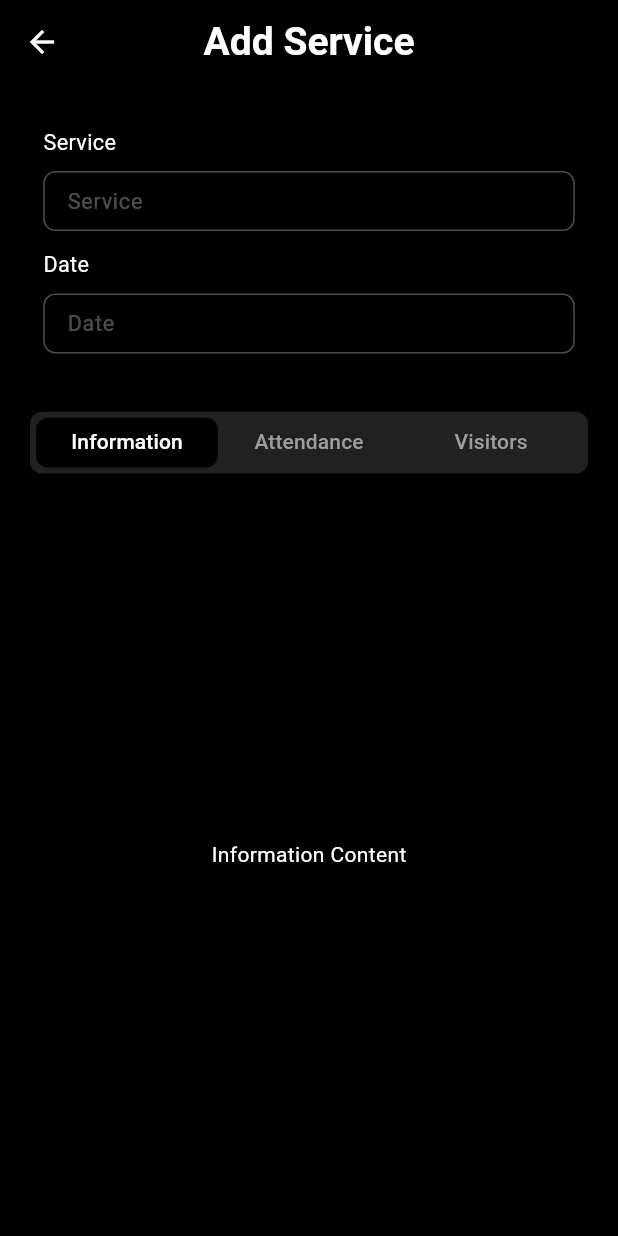
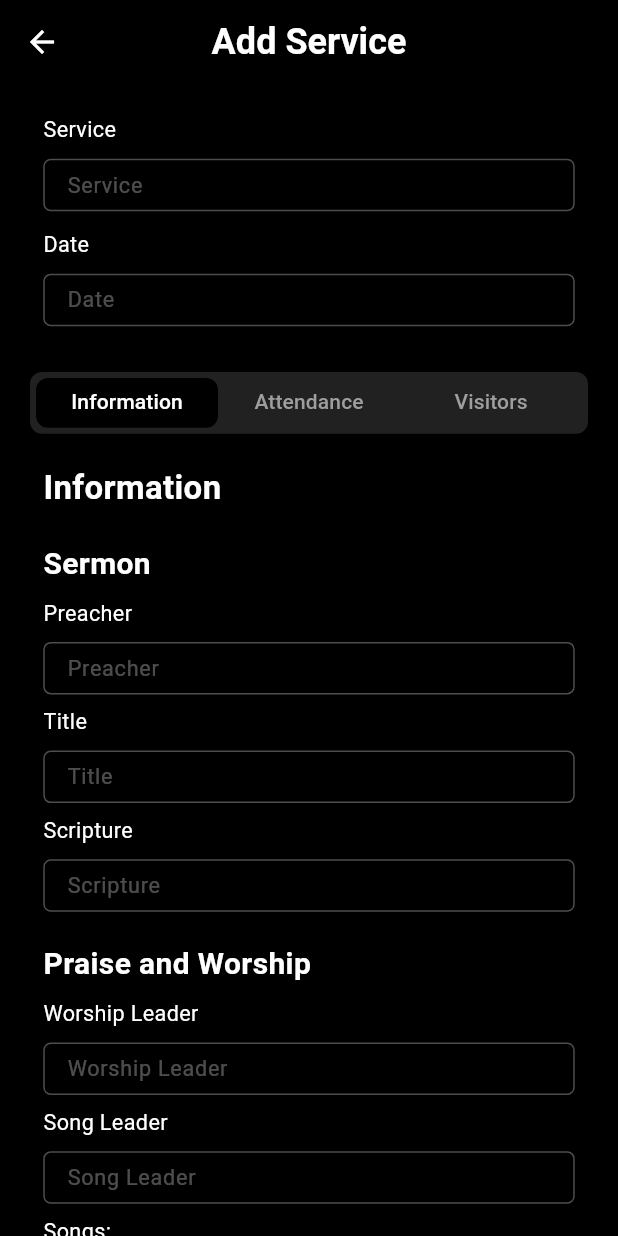
Before and after one commit to drxerxes1/attendance, a Flutter app: the ServiceScreen screen opened directly, on a phone screen of 412 x 824 dp. Run offline on Flutter 3.47's test engine with Material 3 defaults, Android fonts, the light colour scheme and no system bars; our stand-ins replace cloud_firestore, firebase_core, get, hive; accounts and stored records are empty; statements that could not run were skipped.

Commit message:
Add Information UI

```diff
--- a/lib/helper/widgets/custom_app_bar.dart
+++ b/lib/helper/widgets/custom_app_bar.dart
@@ -17,7 +17,7 @@ class CustomAppBar extends StatelessWidget implements PreferredSizeWidget {
     return AppBar(
       title: Text(
         title,
-        style: const TextStyle(fontWeight: FontWeight.bold, fontSize: 26),
+        style: const TextStyle(fontWeight: FontWeight.bold, fontSize: 24),
       ),
       centerTitle: centerTitle,
       actions: actions,
--- a/lib/helper/widgets/custom_text_field.dart
+++ b/lib/helper/widgets/custom_text_field.dart
@@ -33,7 +33,7 @@ class CustomTextField extends StatelessWidget {
         ),
         SizedBox(height: size.width * 0.02),
         SizedBox(
-          height: 40,
+          height: 35,
           child: TextField(
             enabled: isEnabled,
             controller: controller,
@@ -46,19 +46,19 @@ class CustomTextField extends StatelessWidget {
               hintStyle: TextStyle(
                   color: Colors.white30, fontSize: size.width * 0.035),
               disabledBorder: OutlineInputBorder(
-                borderRadius: BorderRadius.circular(8),
+                borderRadius: BorderRadius.circular(5),
                 borderSide: const BorderSide(color: Colors.white30, width: 1.0),
               ),
               enabledBorder: OutlineInputBorder(
-                borderRadius: BorderRadius.circular(8),
+                borderRadius: BorderRadius.circular(5),
                 borderSide: const BorderSide(color: Colors.white30, width: 1.0),
               ),
               focusedBorder: OutlineInputBorder(
-                borderRadius: BorderRadius.circular(8),
+                borderRadius: BorderRadius.circular(5),
                 borderSide: const BorderSide(color: primaryColor, width: 1.0),
               ),
               contentPadding:
-                  const EdgeInsets.symmetric(vertical: 8, horizontal: 12),
+                  const EdgeInsets.symmetric(vertical: 5, horizontal: 12),
             ),
           ),
         ),
--- /dev/null
+++ b/lib/screen/features/add/add_information.dart
@@ -0,0 +1,187 @@
+import 'package:attendance/helper/global.dart';
+import 'package:attendance/helper/widgets/custom_text_field.dart';
+import 'package:flutter/material.dart';
+
+class AddInformation extends StatefulWidget {
+  const AddInformation({super.key});
+
+  @override
+  State<AddInformation> createState() => _AddInformationState();
+}
+
+class _AddInformationState extends State<AddInformation> {
+  final TextEditingController preacherController = TextEditingController();
+  final TextEditingController titleController = TextEditingController();
+  final TextEditingController scriptureController = TextEditingController();
+  final TextEditingController worshipLeaderController = TextEditingController();
+  final TextEditingController songLeaderController = TextEditingController();
+
+  final TextEditingController songController = TextEditingController();
+  final List<String> songs = [];
+
+  void _addSong() {
+    final text = songController.text.trim();
+    if (text.isNotEmpty) {
+      setState(() {
+        songs.add(text);
+        songController.clear();
+      });
+    }
+  }
+
+  void _removeSong(int index) {
+    setState(() {
+      songs.removeAt(index);
+    });
+  }
+
+  @override
+  Widget build(BuildContext context) {
+    return SingleChildScrollView(
+      padding: EdgeInsets.symmetric(horizontal: mq.width * 0.07),
+      child: Column(
+        crossAxisAlignment: CrossAxisAlignment.start,
+        children: [
+          SizedBox(height: mq.width * 0.05),
+          const Text('Information',
+              style: TextStyle(fontSize: 22, fontWeight: FontWeight.bold)),
+
+          // Sermon Section
+          SizedBox(height: mq.width * 0.05),
+          const Text('Sermon',
+              style: TextStyle(fontSize: 20, fontWeight: FontWeight.bold)),
+          SizedBox(height: mq.width * 0.02),
+          CustomTextField(
+            controller: preacherController,
+            hintText: 'Preacher',
+            label: 'Preacher',
+          ),
+          SizedBox(height: mq.width * 0.02),
+          CustomTextField(
+            controller: titleController,
+            hintText: 'Title',
+            label: 'Title',
+          ),
+          SizedBox(height: mq.width * 0.02),
+          CustomTextField(
+            controller: scriptureController,
+            hintText: 'Scripture',
+            label: 'Scripture',
+          ),
+          SizedBox(height: mq.width * 0.05),
+
+          // Praise and Worship Section
+          const Text('Praise and Worship',
+              style: TextStyle(fontSize: 20, fontWeight: FontWeight.bold)),
+          SizedBox(height: mq.width * 0.02),
+          CustomTextField(
+            controller: worshipLeaderController,
+            hintText: 'Worship Leader',
+            label: 'Worship Leader',
+          ),
+          SizedBox(height: mq.width * 0.02),
+          CustomTextField(
+            controller: songLeaderController,
+            hintText: 'Song Leader',
+            label: 'Song Leader',
+          ),
+          SizedBox(height: mq.width * 0.02),
+          Text('Songs: ', style: TextStyle(fontSize: mq.width * 0.035)),
+          SizedBox(height: mq.width * 0.02),
+
+          // List of songs
+          ...songs.asMap().entries.map((entry) {
+            int index = entry.key;
+            String song = entry.value;
+            return Container(
+              height: mq.width * 0.1,
+              margin: const EdgeInsets.only(bottom: 8),
+              padding: const EdgeInsets.symmetric(horizontal: 12),
+              decoration: BoxDecoration(
+                border: Border.all(color: Colors.grey.shade800),
+                borderRadius: BorderRadius.circular(5),
+              ),
+              child: Row(
+                children: [
+                  Expanded(
+                    child: Text(song,
+                        style: TextStyle(
+                            fontSize: mq.width * 0.035, color: Colors.white)),
+                  ),
+                  IconButton(
+                    icon: const Icon(
+                      Icons.delete,
+                      color: Colors.red,
+                      size: 20,
+                    ),
+                    onPressed: () => _removeSong(index),
+                  ),
+                ],
+              ),
+            );
+          }),
+
+          // TextField to add a new song
+          Container(
+            height: mq.width * 0.1,
+            margin: const EdgeInsets.only(bottom: 8),
+            padding: const EdgeInsets.symmetric(horizontal: 12),
+            decoration: BoxDecoration(
+              border: Border.all(color: Colors.grey.shade800),
+              borderRadius: BorderRadius.circular(5),
+            ),
+            child: Row(
+              children: [
+                Expanded(
+                  child: TextField(
+                    controller: songController,
+                    decoration: InputDecoration(
+                      hintText: 'Song Title Here',
+                      hintStyle: TextStyle(
+                          color: Colors.white30, fontSize: mq.width * 0.035),
+                      border: InputBorder.none,
+                      contentPadding:
+                          const EdgeInsets.symmetric(vertical: 12.5),
+                    ),
+                    style: TextStyle(
+                        color: Colors.white, fontSize: mq.width * 0.035),
+                  ),
+                ),
+                IconButton(
+                  icon: const Icon(
+                    Icons.delete,
+                    color: Colors.red,
+                    size: 20,
+                  ),
+                  onPressed: () => songController.clear(),
+                ),
+              ],
+            ),
+          ),
+
+          // Add Song Button
+          GestureDetector(
+            onTap: _addSong,
+            child: Container(
+              height: mq.width * 0.1,
+              decoration: BoxDecoration(
+                border: Border.all(color: Colors.grey.shade800),
+                borderRadius: BorderRadius.circular(5),
+              ),
+              width: double.infinity,
+              child: Center(
+                child: Text(
+                  '+ Add Song',
+                  style: TextStyle(
+                      fontSize: mq.width * 0.035, color: Colors.white),
+                ),
+              ),
+            ),
+          ),
+
+          SizedBox(height: mq.height * 0.05),
+        ],
+      ),
+    );
+  }
+}
--- a/lib/screen/features/add/information.dart
+++ /dev/null
@@ -1,10 +0,0 @@
-import 'package:flutter/material.dart';
-
-class AddInformation extends StatelessWidget {
-  const AddInformation({super.key});
-
-  @override
-  Widget build(BuildContext context) {
-    return const Center(child: Text("Information Content"));
-  }
-}
--- a/lib/screen/home_screen.dart
+++ b/lib/screen/home_screen.dart
@@ -6,7 +6,7 @@ import 'package:flutter/material.dart';
 import 'package:flutter/services.dart';
 import 'package:get/get.dart';
 
-import 'service_screen/service.dart';
+import 'service_screen.dart';
 
 class HomeScreen extends StatefulWidget {
   const HomeScreen({super.key});
--- a/lib/screen/service_screen/service.dart
+++ b/lib/screen/service_screen.dart
@@ -1,9 +1,9 @@
 import 'package:attendance/helper/global.dart';
 import 'package:attendance/helper/widgets/custom_app_bar.dart';
 import 'package:attendance/helper/widgets/custom_text_field.dart';
-import 'package:attendance/screen/features/add/attendance.dart';
-import 'package:attendance/screen/features/add/information.dart';
-import 'package:attendance/screen/features/add/visitors.dart';
+import 'package:attendance/screen/features/add/add_attendance.dart';
+import 'package:attendance/screen/features/add/add_information.dart';
+import 'package:attendance/screen/features/add/add_visitors.dart';
 import 'package:flutter/material.dart';
 
 class ServiceScreen extends StatefulWidget {
@@ -17,6 +17,7 @@ class _ServiceScreenState extends State<ServiceScreen>
     with TickerProviderStateMixin {
   late TabController _tabController;
   final TextEditingController serviceController = TextEditingController();
+  final TextEditingController dateController = TextEditingController();
 
   @override
   void initState() {
@@ -42,7 +43,7 @@ class _ServiceScreenState extends State<ServiceScreen>
           child: Column(
             children: [
               Padding(
-                padding: EdgeInsets.all(mq.width * 0.07),
+                padding: EdgeInsets.symmetric(horizontal: mq.width * 0.07, vertical: mq.width * 0.05),
                 child: Column(
                   children: [
                     CustomTextField(
@@ -52,7 +53,7 @@ class _ServiceScreenState extends State<ServiceScreen>
                     ),
                     SizedBox(height: mq.width * 0.03),
                     CustomTextField(
-                      controller: serviceController,
+                      controller: dateController,
                       hintText: 'Date',
                       label: 'Date',
                     ),
```
Also changed, not shown: lib/screen/features/add/add_attendance.dart (renamed from lib/screen/features/add/attendance.dart), lib/screen/features/add/add_visitors.dart (renamed from lib/screen/features/add/visitors.dart).
